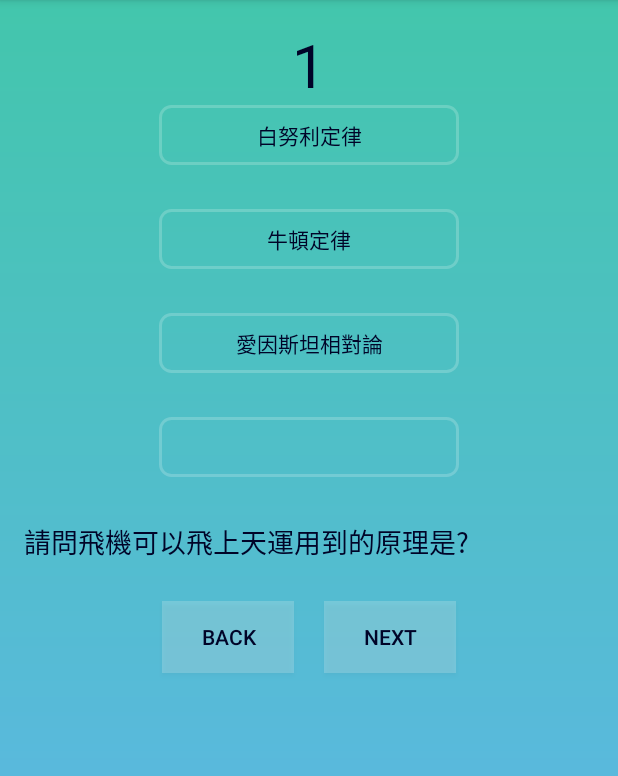
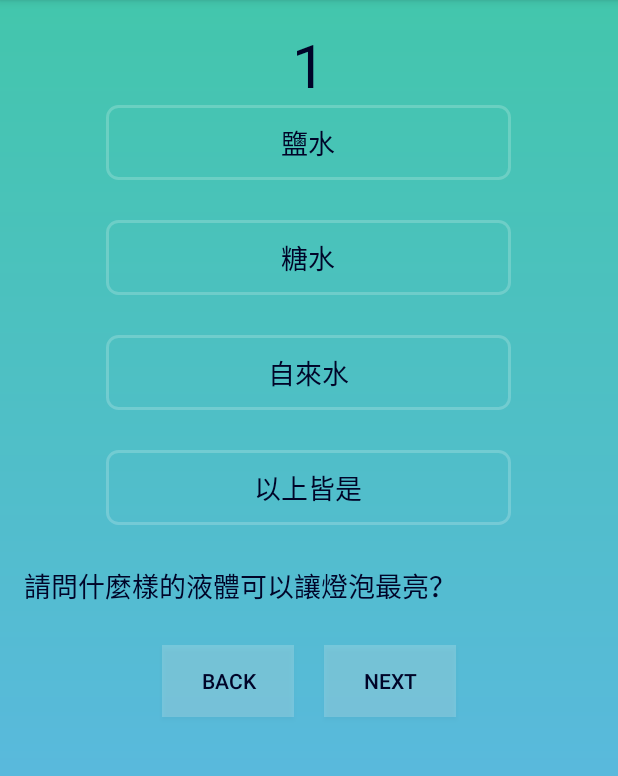
Before and after one commit to iGem-NCKU-Tainan/EduNCKU, an Android app: the screen it shows after launch (QA), after a tap on "百萬小學堂", on a phone screen of 412 x 824 dp, the part 84-860 px from its top. Run offline under Robolectric (Android 15) with nearby library versions, the phone set to English and light mode, and no system bars.

Commit message:
[UPDATE] Adjust the layout of QA
Signed-off-by: HsinWei <vivi5377@gmail.com>

```diff
--- a/app/src/main/java/tw/edu/ncku/igem/eduncku/QA.java
+++ b/app/src/main/java/tw/edu/ncku/igem/eduncku/QA.java
@@ -20,13 +20,6 @@ public class QA extends AppCompatActivity
     public static int correct_question_number;
     public static String question_content[][] = {
             // week2
-            {
-
-                    "請問飛機可以飛上天運用到的原理是?",//The first string is the question
-                    "白努利定律",//Choice 1
-                    "牛頓定律",//Choice 2
-                    "愛因斯坦相對論"//Choice 3
-            },
             {
                     "請問什麼樣的液體可以讓燈泡最亮？", // question1, answer = 1
                     "鹽水",
@@ -80,7 +73,7 @@ public class QA extends AppCompatActivity
             // week3
             {
                     "為什麼在月台的時候要站在黃線後面呢？", // question1, answer = 3
-                    "因為火車經過的時候會產生高氣壓，如果在附近容易因為氣壓的流動而被吸過去",
+                    "火車經過時會產生高氣壓，站附近容易因氣壓流動而被吸過去",
                     "這樣離賣鐵路便當的小店比較近，方便買便當",
                     "因為白努力定律，火車經過時可能會被吸過去而發生危險",
                     "火車經過時會有電磁波，對身體不好"
--- a/app/src/main/res/layout/question_answer.xml
+++ b/app/src/main/res/layout/question_answer.xml
@@ -23,6 +23,7 @@
         android:layout_gravity="center"
         android:background="@drawable/qa_answer_background"
         android:textColor="@color/qaTextColor"
+        android:textSize="@dimen/qaButtonTextSize"
         android:onClick="click_a"
         android:tag="A"
         tools:text="A 答案" />
@@ -37,7 +38,7 @@
             android:layout_width="wrap_content"
             android:layout_height="wrap_content"
             android:layout_gravity="center"
-            android:paddingBottom="10dp"
+            android:paddingBottom="@dimen/oxPaddingButton"
             android:text="O"
             android:visibility="invisible" />
 
@@ -46,7 +47,7 @@
             android:layout_width="wrap_content"
             android:layout_height="wrap_content"
             android:layout_gravity="center"
-            android:paddingBottom="10dp"
+            android:paddingBottom="@dimen/oxPaddingButton"
             android:text="X"
             android:visibility="invisible" />
     </LinearLayout>
@@ -59,6 +60,7 @@
         android:layout_gravity="center"
         android:background="@drawable/qa_answer_background"
         android:textColor="@color/qaTextColor"
+        android:textSize="@dimen/qaButtonTextSize"
         android:onClick="click_b"
         android:tag="B"
         tools:text="B 答案" />
@@ -73,7 +75,7 @@
             android:layout_width="wrap_content"
             android:layout_height="wrap_content"
             android:layout_gravity="center"
-            android:paddingBottom="10dp"
+            android:paddingBottom="@dimen/oxPaddingButton"
             android:text="O"
             android:visibility="invisible" />
 
@@ -82,7 +84,7 @@
             android:layout_width="wrap_content"
             android:layout_height="wrap_content"
             android:layout_gravity="center"
-            android:paddingBottom="10dp"
+            android:paddingBottom="@dimen/oxPaddingButton"
             android:text="X"
             android:visibility="invisible" />
     </LinearLayout>
@@ -95,6 +97,7 @@
         android:layout_gravity="center"
         android:background="@drawable/qa_answer_background"
         android:textColor="@color/qaTextColor"
+        android:textSize="@dimen/qaButtonTextSize"
         android:onClick="click_c"
         android:tag="C"
         tools:text="C 答案" />
@@ -109,7 +112,7 @@
             android:layout_width="wrap_content"
             android:layout_height="wrap_content"
             android:layout_gravity="center"
-            android:paddingBottom="10dp"
+            android:paddingBottom="@dimen/oxPaddingButton"
             android:text="O"
             android:visibility="invisible" />
 
@@ -118,7 +121,7 @@
             android:layout_width="wrap_content"
             android:layout_height="wrap_content"
             android:layout_gravity="center"
-            android:paddingBottom="10dp"
+            android:paddingBottom="@dimen/oxPaddingButton"
             android:text="X"
             android:visibility="invisible" />
     </LinearLayout>
@@ -131,6 +134,7 @@
         android:layout_gravity="center"
         android:background="@drawable/qa_answer_background"
         android:textColor="@color/qaTextColor"
+        android:textSize="@dimen/qaButtonTextSize"
         android:onClick="click_d"
         android:tag="D"
         tools:text="D 答案" />
@@ -145,7 +149,7 @@
             android:layout_width="wrap_content"
             android:layout_height="wrap_content"
             android:layout_gravity="center"
-            android:paddingBottom="10dp"
+            android:paddingBottom="@dimen/oxPaddingButton"
             android:text="O"
             android:visibility="invisible" />
 
@@ -154,7 +158,7 @@
             android:layout_width="wrap_content"
             android:layout_height="wrap_content"
             android:layout_gravity="center"
-            android:paddingBottom="10dp"
+            android:paddingBottom="@dimen/oxPaddingButton"
             android:text="X"
             android:visibility="invisible" />
     </LinearLayout>
--- a/app/src/main/res/values/dimen.xml
+++ b/app/src/main/res/values/dimen.xml
@@ -4,9 +4,10 @@
     <dimen name="mainButtonHeight">50dp</dimen>
     <dimen name="mainButtonWidth">220dp</dimen>
     <dimen name="qaAnswerRadius">7.5dp</dimen>
-    <dimen name="qaButtonHeight">40dp</dimen>
-    <dimen name="qaButtonWidth">200dp</dimen>
-    <dimen name="qaButtonTextSize">20sp</dimen>
+    <dimen name="qaButtonHeight">50dp</dimen>
+    <dimen name="qaButtonWidth">270dp</dimen>
+    <dimen name="qaButtonTextSize">18sp</dimen>
     <dimen name="buttonStrokeWidth">2dp</dimen>
     <dimen name="cardViewMargin">10dp</dimen>
+    <dimen name="oxPaddingButton">7dp</dimen>
 </resources>
```
